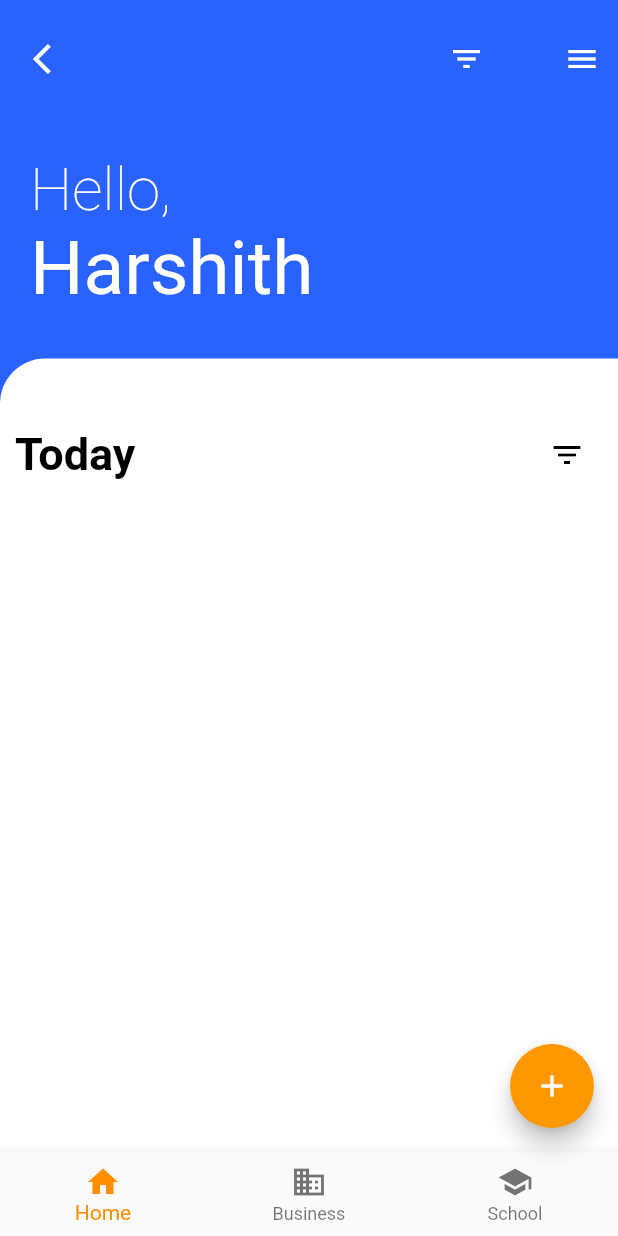
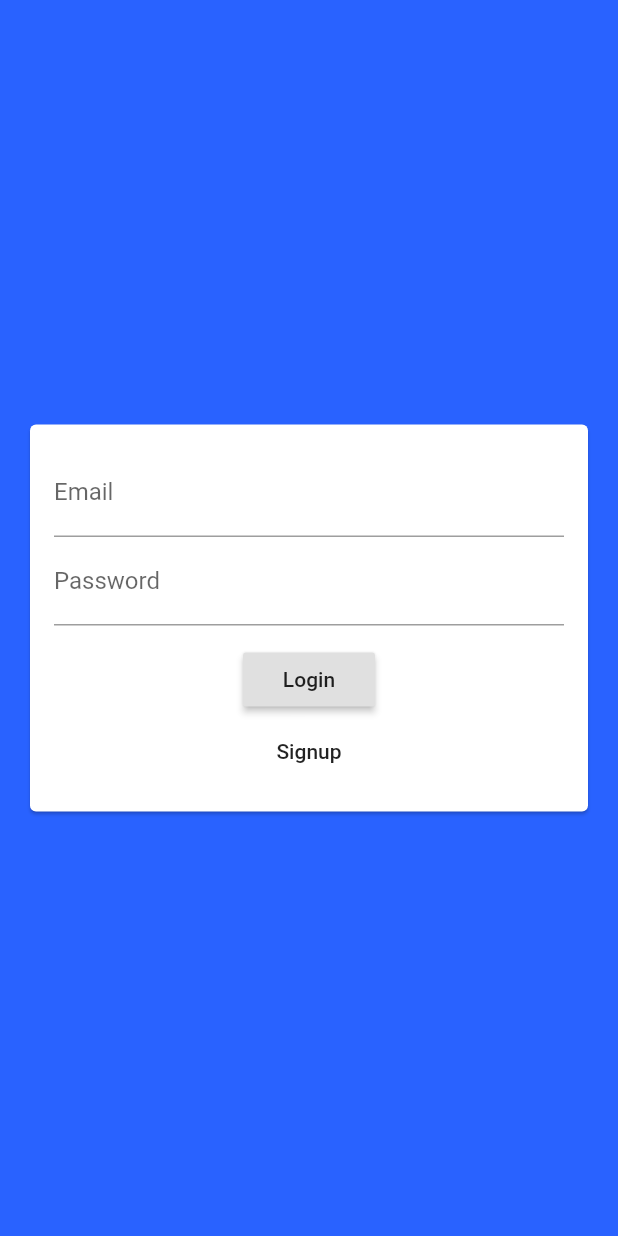
Before and after one commit to harshithva/Tasks, a Flutter app: the screen it shows after launch, on a phone screen of 412 x 824 dp. Run offline on Flutter 3.47's test engine with Material 2 defaults, Android fonts, the phone set to English and light mode, and no system bars.

Commit message:
Routes and auth form created

```diff
--- a/lib/main.dart
+++ b/lib/main.dart
@@ -1,5 +1,6 @@
 import 'package:flutter/material.dart';
-import 'package:todo/pages/home.dart';
+import 'package:todo/screens/home.dart';
+import 'package:todo/screens/auth.dart';
 
 void main() {
   runApp(MyApp());
@@ -16,7 +17,13 @@ class MyApp extends StatelessWidget {
         primarySwatch: Colors.blue,
         visualDensity: VisualDensity.adaptivePlatformDensity,
       ),
-      home: MyHomePage(title: 'Tasks App'),
+      initialRoute: '/',
+      routes: {
+        // When navigating to the "/" route, build the FirstScreen widget.
+        '/': (context) => Auth(),
+        // When navigating to the "/second" route, build the SecondScreen widget.
+        '/home': (context) => MyHomePage(),
+      },
     );
   }
 }
--- /dev/null
+++ b/lib/screens/auth.dart
@@ -0,0 +1,15 @@
+import 'package:flutter/material.dart';
+import 'package:todo/variables.dart';
+import 'package:todo/widgets/auth_form.dart';
+
+class Auth extends StatefulWidget {
+  @override
+  _AuthState createState() => _AuthState();
+}
+
+class _AuthState extends State<Auth> {
+  @override
+  Widget build(BuildContext context) {
+    return Scaffold(backgroundColor: primaryColor, body: AuthForm());
+  }
+}
--- /dev/null
+++ b/lib/widgets/auth_form.dart
@@ -0,0 +1,45 @@
+import 'package:flutter/material.dart';
+
+class AuthForm extends StatefulWidget {
+  @override
+  _AuthFormState createState() => _AuthFormState();
+}
+
+class _AuthFormState extends State<AuthForm> {
+  @override
+  Widget build(BuildContext context) {
+    return Center(
+      child: Card(
+        margin: EdgeInsets.all(20),
+        child: SingleChildScrollView(
+          child: Padding(
+            padding: EdgeInsets.all(16),
+            child: Form(
+              child: Column(
+                mainAxisSize: MainAxisSize.min,
+                children: <Widget>[
+                  TextFormField(
+                    keyboardType: TextInputType.emailAddress,
+                    decoration: InputDecoration(labelText: 'Email'),
+                  ),
+                  TextFormField(
+                    decoration: InputDecoration(labelText: 'Password'),
+                    obscureText: true,
+                  ),
+                  SizedBox(
+                    height: 12,
+                  ),
+                  RaisedButton(
+                    onPressed: () {},
+                    child: Text('Login'),
+                  ),
+                  FlatButton(onPressed: () {}, child: Text('Signup'))
+                ],
+              ),
+            ),
+          ),
+        ),
+      ),
+    );
+  }
+}
--- a/pubspec.yaml
+++ b/pubspec.yaml
@@ -28,6 +28,7 @@ dependencies:
   # The following adds the Cupertino Icons font to your application.
   # Use with the CupertinoIcons class for iOS style icons.
   cupertino_icons: ^0.1.3
+  cloud_firestore: ^0.13.7
 
 
 dev_dependencies:
```
Also changed, not shown: lib/screens/home.dart (renamed from lib/pages/home.dart, +23 -2 lines), pubspec.lock, 3 other files.
